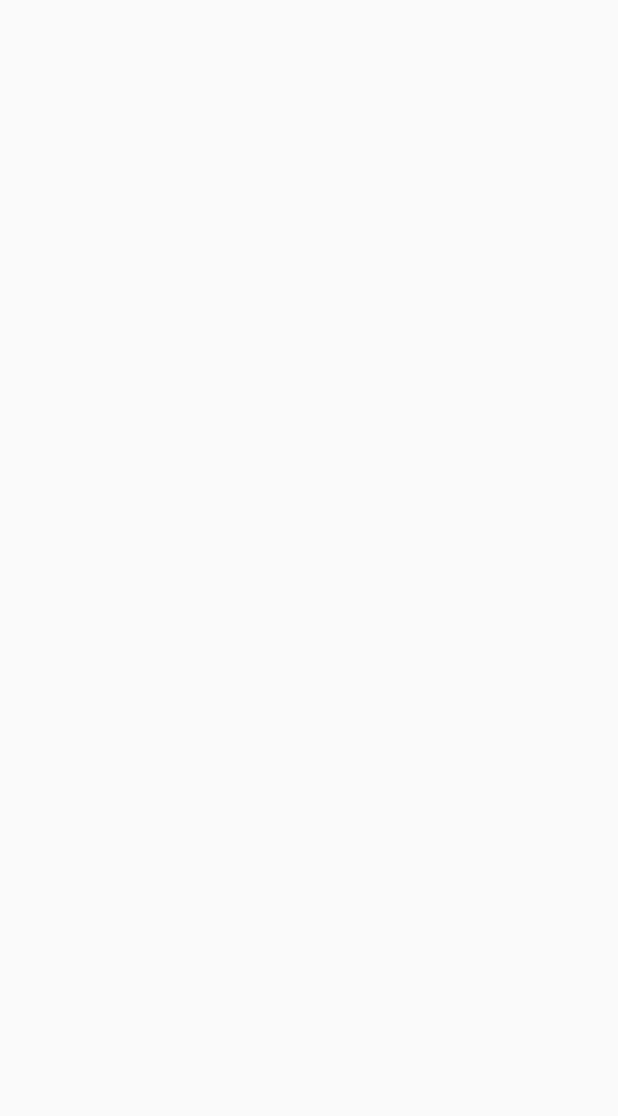
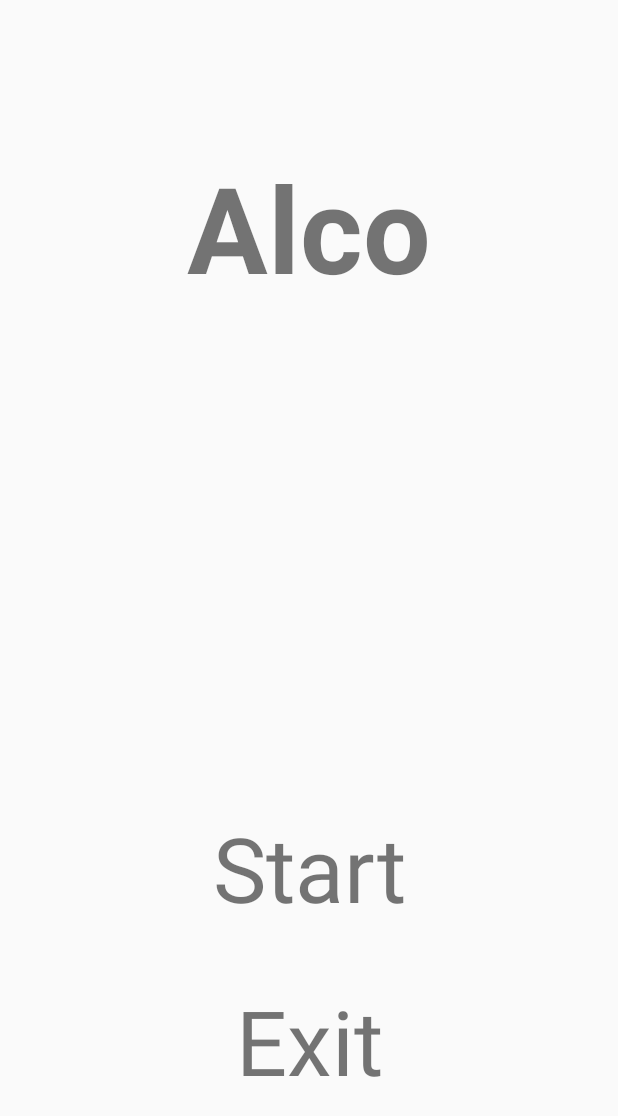
Before and after one commit to booglak/Alco, an Android app: the screen it shows after launch (StartActivity), on a phone screen of 412 x 824 dp. Before the commit the part shown is empty. Shown: the top 1116 px of the screen. Run offline under Robolectric (Android 15) with nearby library versions, the phone set to English and light mode, and no system bars.

Commit message:
start page UI

```diff
--- a/app/src/main/res/layout/activity_start.xml
+++ b/app/src/main/res/layout/activity_start.xml
@@ -10,4 +10,60 @@
     android:paddingTop="@dimen/activity_vertical_margin"
     tools:context="com.example.igor.alco.StartActivity">
 
+    <LinearLayout
+        android:orientation="vertical"
+        android:layout_width="match_parent"
+        android:layout_height="wrap_content"
+        android:layout_alignParentTop="true"
+        android:layout_alignParentLeft="true"
+        android:layout_alignParentStart="true"
+        android:layout_marginTop="68dp">
+
+        <TextView
+            android:text="@string/app_name"
+            android:layout_width="match_parent"
+            android:layout_height="wrap_content"
+            android:id="@+id/tvAlco"
+            android:textSize="80sp"
+            android:textStyle="bold"
+            android:gravity="center_horizontal"
+            android:layout_marginTop="14dp"
+            android:layout_alignParentTop="true"
+            android:layout_alignParentLeft="true"
+            android:layout_alignParentStart="true" />
+    </LinearLayout>
+
+    <LinearLayout
+        android:orientation="vertical"
+        android:layout_width="match_parent"
+        android:layout_height="wrap_content"
+        android:id="@+id/startBtnGroup"
+        android:layout_alignParentBottom="true"
+        android:layout_alignParentLeft="true"
+        android:layout_alignParentStart="true"
+        android:layout_marginBottom="74dp">
+
+        <TextView
+            android:text="@string/tvStartApp"
+            android:layout_width="match_parent"
+            android:layout_height="wrap_content"
+            android:id="@+id/tvStartApp"
+            android:textSize="60sp"
+            android:gravity="center_horizontal" />
+
+        <TextView
+            android:layout_width="match_parent"
+            android:layout_height="wrap_content"
+            android:id="@+id/tvOtstup"
+            android:textSize="25sp" />
+
+        <TextView
+            android:text="@string/tvExitApp"
+            android:layout_width="match_parent"
+            android:layout_height="wrap_content"
+            android:id="@+id/tvExitApp"
+            android:textSize="60sp"
+            android:gravity="center_horizontal" />
+    </LinearLayout>
+
 </RelativeLayout>
--- a/app/src/main/res/values/strings.xml
+++ b/app/src/main/res/values/strings.xml
@@ -1,3 +1,5 @@
 <resources>
     <string name="app_name">Alco</string>
+    <string name="tvStartApp">Start</string>
+    <string name="tvExitApp">Exit</string>
 </resources>
```
